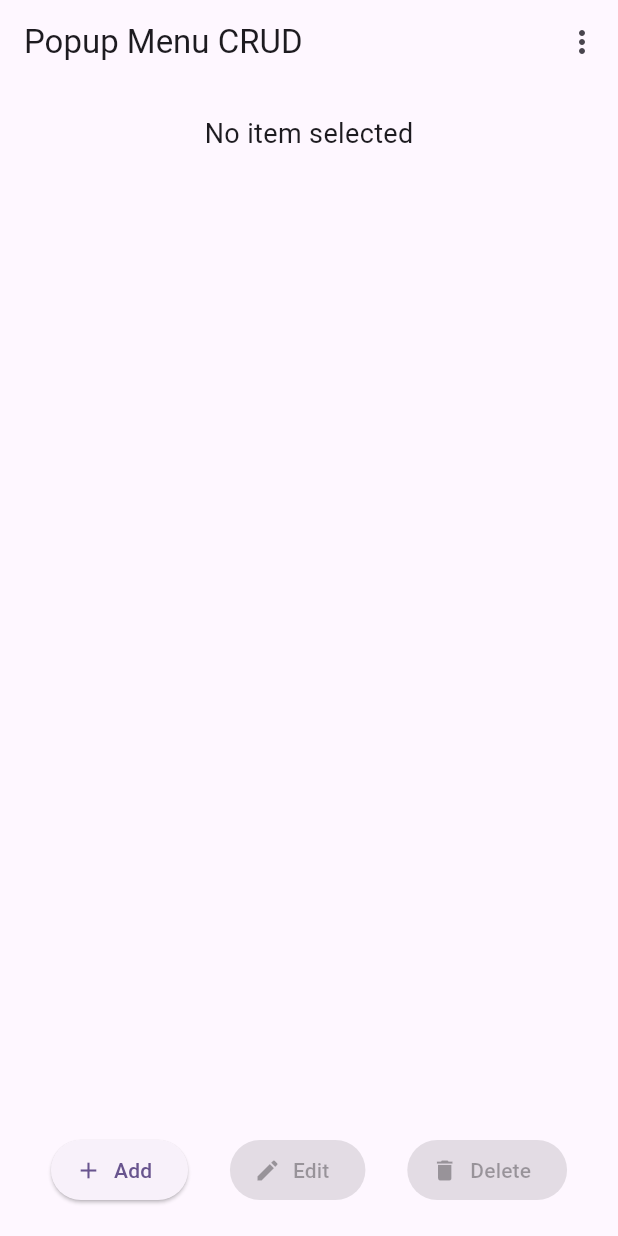
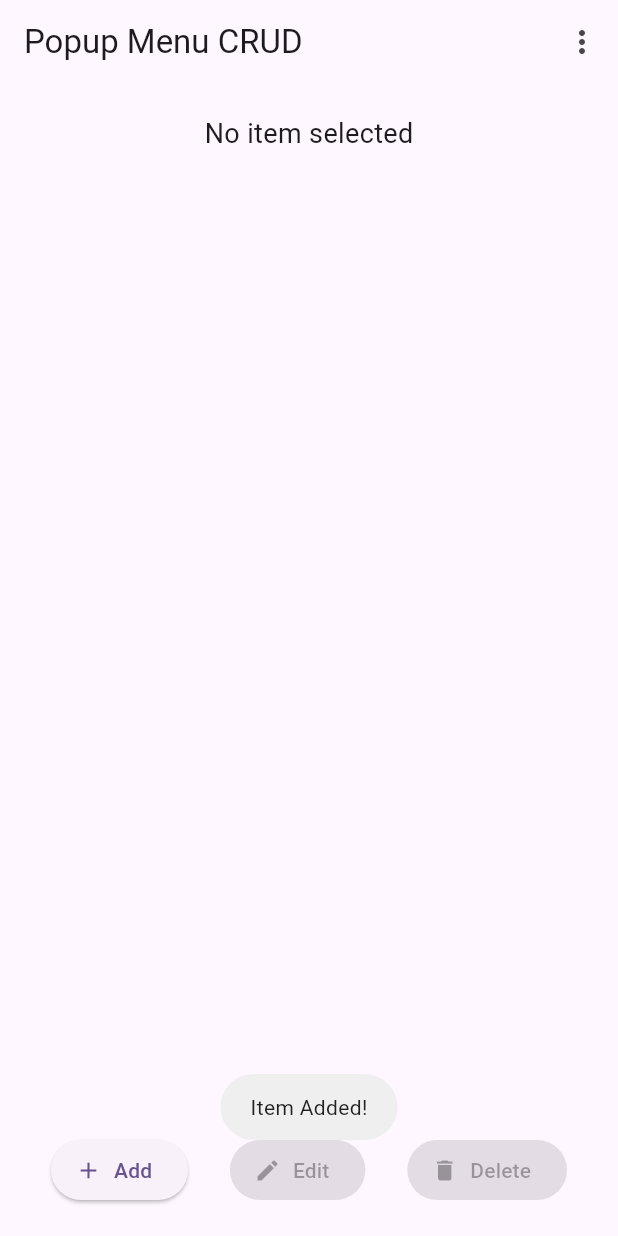
Before and after one commit to KanwaldeepSingh115/O7_Tasks, a Flutter app: the screen it shows after launch, after a tap on "Add", on a phone screen of 412 x 824 dp. Run offline on Flutter 3.47's test engine with Material 3 defaults, Android fonts, the light colour scheme and no system bars; our stand-ins replace fluttertoast.

Commit message:
Update assignment_23june.dart

```diff
--- a/lib/assignment_23june.dart
+++ b/lib/assignment_23june.dart
@@ -1,4 +1,5 @@
 import 'package:flutter/material.dart';
+import 'package:fluttertoast/fluttertoast.dart';
 
 class PopupCrud extends StatefulWidget {
   const PopupCrud({super.key});
@@ -15,6 +16,11 @@ class _PopupCrudState extends State<PopupCrud> {
     setState(() {
       menuItems.add('Item ${menuItems.length + 1}');
     });
+    Fluttertoast.showToast(
+      msg: 'Item Added!',
+      toastLength: Toast.LENGTH_SHORT,
+      gravity: ToastGravity.SNACKBAR,
+    );
   }
 
   void _editItem() {
@@ -34,6 +40,11 @@ class _PopupCrudState extends State<PopupCrud> {
                     setState(() {
                       menuItems[selectedItemIndex!] = controller.text;
                     });
+                    Fluttertoast.showToast(
+                      msg: 'Item Edited!',
+                      toastLength: Toast.LENGTH_SHORT,
+                      gravity: ToastGravity.SNACKBAR,
+                    );
                     Navigator.pop(context);
                   },
                   child: const Text('Save'),
@@ -51,6 +62,11 @@ class _PopupCrudState extends State<PopupCrud> {
         selectedItemIndex = null;
       });
     }
+    Fluttertoast.showToast(
+      msg: 'Item Deleted!',
+      toastLength: Toast.LENGTH_SHORT,
+      gravity: ToastGravity.SNACKBAR,
+    );
   }
 
   void _onSelectItem(int index) {
```
